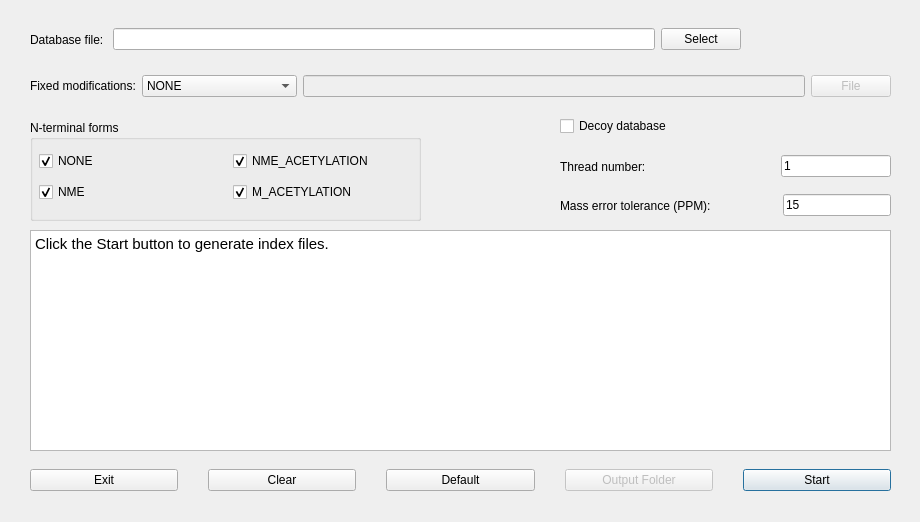
The window that src/gui/topindex/topindexdialog.ui (toppic-suite/toppic-suite) describes before a commit, drawn with Qt 5.
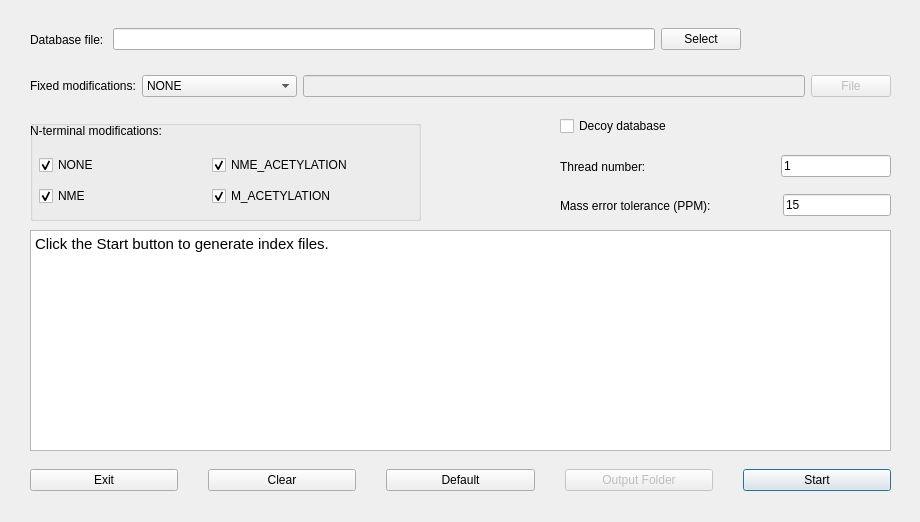
The same window after the commit. Icons and pictures are not drawn.

Commit message: Changed "N-terminal forms" to "N-terminal modifications" in TopIndex arguments.

Patch:
```diff
--- a/src/gui/topindex/topindexdialog.ui
+++ b/src/gui/topindex/topindexdialog.ui
@@ -343,14 +343,14 @@
      <item>
       <widget class="QGroupBox" name="groupBox">
        <property name="title">
-        <string>N-terminal forms</string>
+        <string/>
        </property>
        <widget class="QWidget" name="gridLayoutWidget">
         <property name="geometry">
          <rect>
           <x>9</x>
-          <y>26</y>
-          <width>381</width>
+          <y>30</y>
+          <width>340</width>
           <height>61</height>
          </rect>
         </property>
@@ -403,6 +403,19 @@
          </item>
         </layout>
        </widget>
+       <widget class="QLabel" name="label_24">
+        <property name="geometry">
+         <rect>
+          <x>0</x>
+          <y>0</y>
+          <width>391</width>
+          <height>21</height>
+         </rect>
+        </property>
+        <property name="text">
+         <string>N-terminal modifications:</string>
+        </property>
+       </widget>
       </widget>
      </item>
     </layout>
```
The commit also changes 1 other file.
